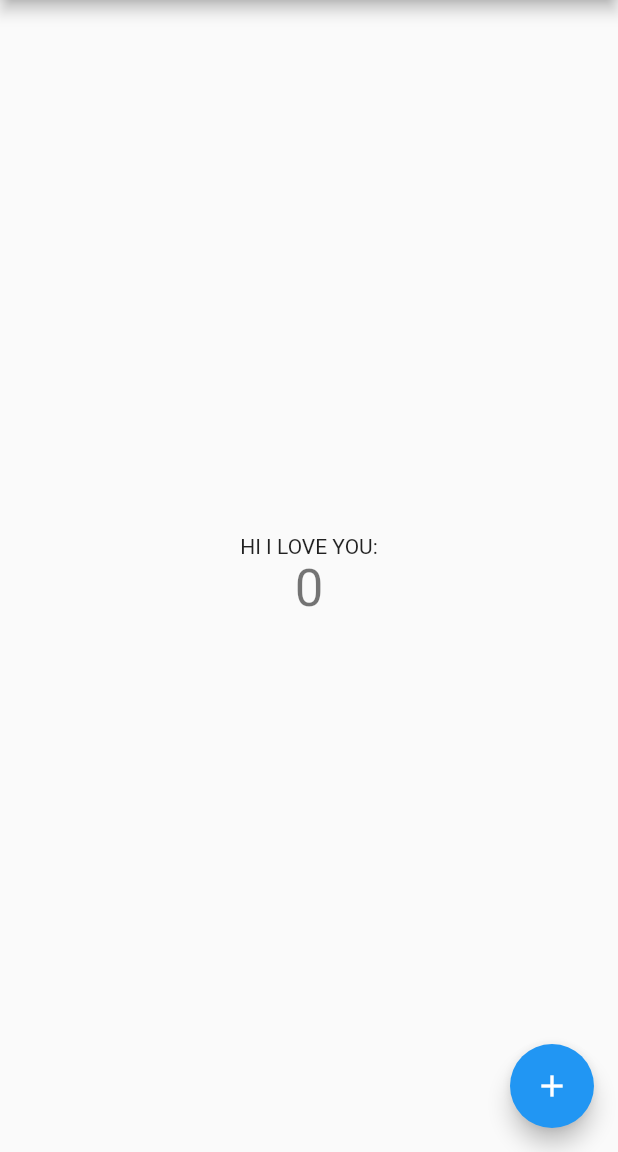
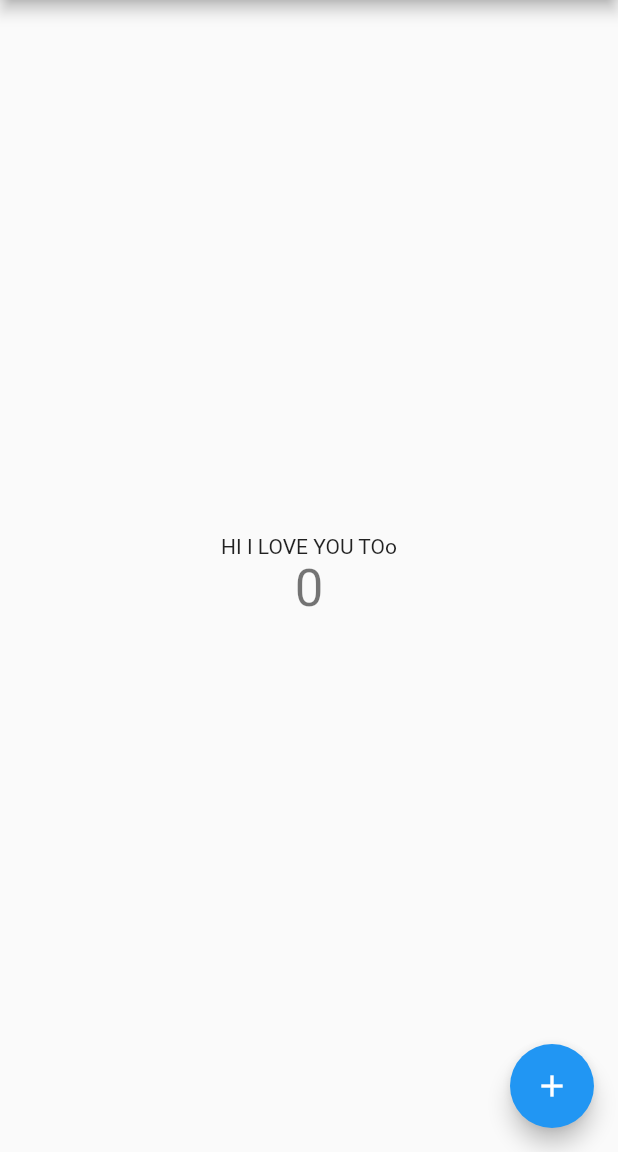
Before and after one commit to enigmatic-bacon/transferassistant, a Flutter app: the screen it shows after launch, on a phone screen of 412 x 824 dp, the part 84-1236 px from its top. Run offline on Flutter 3.47's test engine with Material 2 defaults, Android fonts, the phone set to English and light mode, and no system bars.

```diff
--- a/lib/main.dart
+++ b/lib/main.dart
@@ -98,7 +98,7 @@ class _MyHomePageState extends State<MyHomePage> {
           mainAxisAlignment: MainAxisAlignment.center,
           children: <Widget>[
             Text(
-              'HI I LOVE YOU:',
+              'HI I LOVE YOU TOo',
             ),
             Text(
               '$_counter',
```
